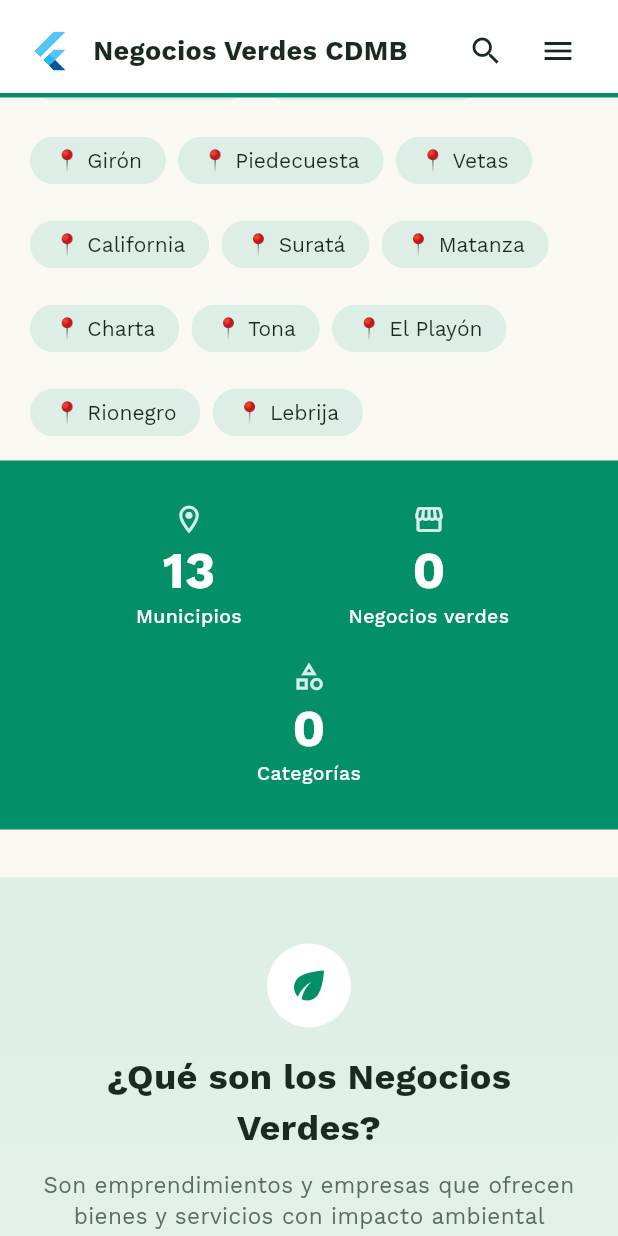
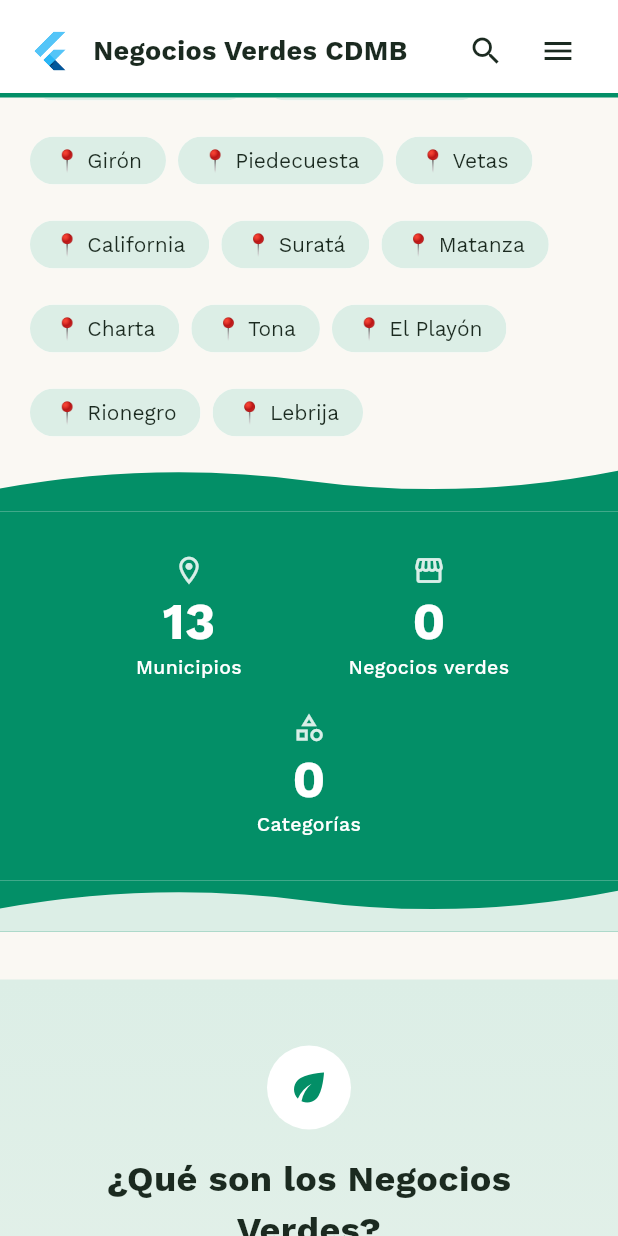
Before and after one commit to cdmbdesarrollo/negocios_verdes, a Flutter app: the screen it shows after launch, scrolled down 576 dp, on a phone screen of 412 x 824 dp. Run offline on Flutter 3.47's test engine with Material 3 defaults, Android fonts, the phone set to English and light mode, and no system bars; our stand-ins replace cached_network_image, flutter_map, go_router, google_fonts, image_picker, latlong2 and 2 more; missing offline and left inert: flutter_map_marker_cluster; accounts and stored records are empty; statements that could not run were skipped.

Commit message:
Ondas organicas entre secciones + paleta de colores por categoria
- Nuevo OndaDivisora: transicion ondulada (no un corte recto) entre
  bloques de color solido - pinta su propio fondo completo, autonomo
  de lo que haya alrededor. Guino de marca (montanas, rios) entre
  municipios->estadisticas->que son, en vez del bloque de color plano
  de siempre.
- Las 8 categorias ya no comparten el mismo verde claro en el circulo
  de icono - paleta curada de 8 tonos tierra/agua/bosque, una por
  categoria, se repite si hay mas.

```diff
--- /dev/null
+++ b/lib/core/widgets/onda_divisora.dart
@@ -0,0 +1,61 @@
+import 'package:flutter/material.dart';
+
+/// Transición ondulada entre dos secciones de color sólido — en vez del
+/// corte recto de siempre entre bloques de color. Pinta su PROPIO fondo
+/// completo primero ([colorFondo], el color de la sección de la que
+/// "sale") y encima la curva ([colorOnda], el color de la sección a la
+/// que "entra") — así nunca depende de qué haya detrás en el árbol de
+/// widgets, autónomo de verdad. Es una franja delgada propia en el flujo
+/// (no un ClipPath sobre contenido real), así nunca recorta nada por
+/// accidente. Un guiño de marca (montañas, ríos) para un directorio de
+/// negocios verdes, sin depender de ningún asset externo.
+class OndaDivisora extends StatelessWidget {
+  final Color colorFondo;
+  final Color colorOnda;
+  final double altura;
+
+  const OndaDivisora({
+    super.key,
+    required this.colorFondo,
+    required this.colorOnda,
+    this.altura = 34,
+  });
+
+  @override
+  Widget build(BuildContext context) {
+    return SizedBox(
+      width: double.infinity,
+      height: altura,
+      child: CustomPaint(
+        painter: _OndaPainter(colorFondo: colorFondo, colorOnda: colorOnda),
+      ),
+    );
+  }
+}
+
+class _OndaPainter extends CustomPainter {
+  final Color colorFondo;
+  final Color colorOnda;
+
+  const _OndaPainter({required this.colorFondo, required this.colorOnda});
+
+  @override
+  void paint(Canvas canvas, Size size) {
+    canvas.drawRect(Offset.zero & size, Paint()..color = colorFondo);
+    final paint = Paint()..color = colorOnda;
+    final path = Path()
+      ..moveTo(0, size.height * 0.55)
+      ..quadraticBezierTo(
+          size.width * 0.25, 0, size.width * 0.5, size.height * 0.4)
+      ..quadraticBezierTo(
+          size.width * 0.75, size.height * 0.8, size.width, size.height * 0.2)
+      ..lineTo(size.width, size.height)
+      ..lineTo(0, size.height)
+      ..close();
+    canvas.drawPath(path, paint);
+  }
+
+  @override
+  bool shouldRepaint(covariant _OndaPainter oldDelegate) =>
+      oldDelegate.colorFondo != colorFondo || oldDelegate.colorOnda != colorOnda;
+}
--- a/lib/pages/inicio/inicio_page.dart
+++ b/lib/pages/inicio/inicio_page.dart
@@ -10,6 +10,7 @@ import '../../core/widgets/entrada_animada.dart';
 import '../../core/widgets/hover_lift.dart';
 import '../../core/widgets/icono_etiqueta.dart';
 import '../../core/widgets/logo_negocios_verdes.dart';
+import '../../core/widgets/onda_divisora.dart';
 import '../../core/widgets/pie_pagina.dart';
 import '../../core/widgets/section_header.dart';
 import '../../models/banner_sitio.dart';
@@ -200,7 +201,11 @@ class _InicioPageState extends State<InicioPage> {
           if (_categorias.isNotEmpty) entrada(_seccionCategorias(context)),
           if (_subcategorias.isNotEmpty) entrada(_seccionSubcategorias(context)),
           entrada(_seccionMunicipios(context)),
+          const OndaDivisora(
+              colorFondo: NVColors.fondo, colorOnda: NVColors.primary),
           entrada(_seccionEstadisticas(context)),
+          const OndaDivisora(
+              colorFondo: NVColors.primary, colorOnda: NVColors.primaryLight),
           entrada(_seccionQueSon(context)),
           const PiePagina(),
         ],
@@ -373,8 +378,8 @@ class _InicioPageState extends State<InicioPage> {
             spacing: 12,
             runSpacing: 12,
             children: [
-              for (final categoria in _categorias)
-                _tarjetaCategoria(context, categoria),
+              for (final (i, categoria) in _categorias.indexed)
+                _tarjetaCategoria(context, categoria, i),
             ],
           ),
         ],
@@ -382,7 +387,25 @@ class _InicioPageState extends State<InicioPage> {
     );
   }
 
-  Widget _tarjetaCategoria(BuildContext context, CategoriaOficial categoria) {
+  /// Paleta curada (no genérica, tonos tierra/agua/bosque) para que el
+  /// círculo de ícono no se vea igual en las 8 categorías — antes todas
+  /// compartían el mismo verde claro y el bloque se leía monótono. Se
+  /// repite si hay más categorías que colores.
+  static const List<Color> _paletaCategorias = [
+    Color(0xFFDCEEE6), // verde bosque
+    Color(0xFFFBE7D3), // durazno/tierra
+    Color(0xFFDCEAF7), // azul cielo
+    Color(0xFFF3E1E8), // rosa tierra
+    Color(0xFFEFEAD6), // arena
+    Color(0xFFDCF0EC), // turquesa agua
+    Color(0xFFE9E0F5), // lavanda
+    Color(0xFFE9F0DA), // lima
+  ];
+
+  Widget _tarjetaCategoria(
+      BuildContext context, CategoriaOficial categoria, int indice) {
+    final colorFondo =
+        _paletaCategorias[indice % _paletaCategorias.length];
     return HoverLift(
       child: Material(
         color: NVColors.superficie,
@@ -402,8 +425,8 @@ class _InicioPageState extends State<InicioPage> {
                 Container(
                   width: 38,
                   height: 38,
-                  decoration: const BoxDecoration(
-                    color: NVColors.primaryLight,
+                  decoration: BoxDecoration(
+                    color: colorFondo,
                     shape: BoxShape.circle,
                   ),
                   alignment: Alignment.center,
```
